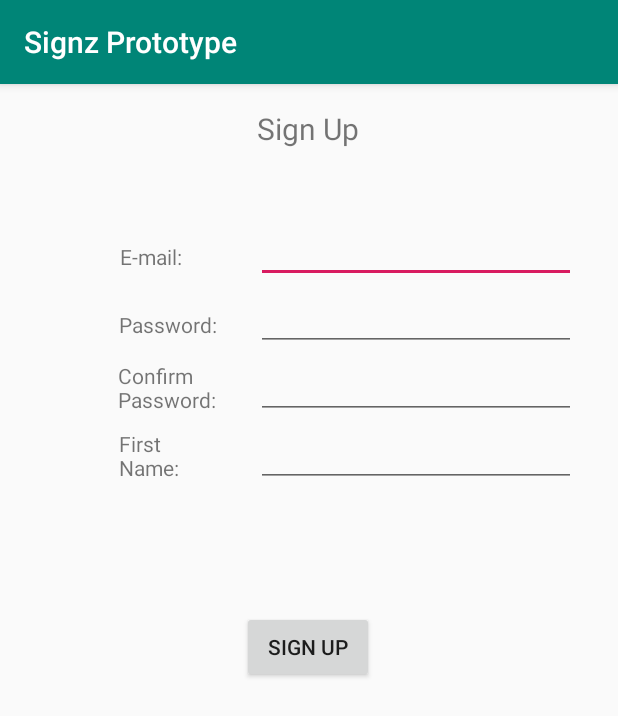
After one commit to Danne95/Signz, an Android app: the SignUpActivity screen opened directly, with no data from a screen before it, on a phone screen of 412 x 824 dp. The commit adds this screen. Shown: the top 716 px of the screen. Run offline under Robolectric (Android 15) with nearby library versions, the light colour scheme and no system bars; our stand-ins replace Firebase (no records; nobody signed in at launch, a user with empty details on screens opened directly).

Commit message:
SignIn+SignUp Activities

```diff
--- a/app/build.gradle
+++ b/app/build.gradle
@@ -32,6 +32,7 @@ dependencies {
     implementation 'com.google.firebase:firebase-ml-vision:24.0.0'
     implementation 'com.google.firebase:firebase-ml-vision-automl:18.0.2'
     implementation 'com.google.firebase:firebase-auth:19.2.0'
+    implementation 'com.google.firebase:firebase-firestore:21.3.0'
 
     testImplementation 'junit:junit:4.12'
     androidTestImplementation 'androidx.test:runner:1.2.0'
@@ -44,6 +45,7 @@ dependencies {
     annotationProcessor 'com.github.bumptech.glide:compiler:4.10.0'
 
     implementation 'de.hdodenhof:circleimageview:3.0.1'
+    implementation 'com.google.android.material:material:1.0.0'
 }
 
 apply plugin: 'com.google.gms.google-services'
--- /dev/null
+++ b/app/src/main/res/layout/activity_sign_up.xml
@@ -0,0 +1,129 @@
+<?xml version="1.0" encoding="utf-8"?>
+<androidx.constraintlayout.widget.ConstraintLayout xmlns:android="http://schemas.android.com/apk/res/android"
+    xmlns:app="http://schemas.android.com/apk/res-auto"
+    xmlns:tools="http://schemas.android.com/tools"
+    android:layout_width="match_parent"
+    android:layout_height="match_parent"
+    tools:context="com.example.hands_showprototype.SignUpActivity">
+
+    <TextView
+        android:id="@+id/signUpSign"
+        android:layout_width="wrap_content"
+        android:layout_height="wrap_content"
+        android:text="Sign Up"
+        android:textSize="20dp"
+        app:layout_constraintBottom_toBottomOf="parent"
+        app:layout_constraintEnd_toEndOf="parent"
+        app:layout_constraintHorizontal_bias="0.498"
+        app:layout_constraintStart_toStartOf="parent"
+        app:layout_constraintTop_toTopOf="parent"
+        app:layout_constraintVertical_bias="0.022" />
+
+    <TextView
+        android:id="@+id/E-mail"
+        android:layout_width="wrap_content"
+        android:layout_height="wrap_content"
+        android:layout_marginEnd="49dp"
+        android:text="E-mail:"
+        app:layout_constraintBottom_toBottomOf="@+id/emailInput"
+        app:layout_constraintEnd_toStartOf="@+id/emailInput"
+        app:layout_constraintTop_toTopOf="@+id/emailInput"
+        app:layout_constraintVertical_bias="0.690" />
+
+    <EditText
+        android:id="@+id/emailInput"
+        android:layout_width="wrap_content"
+        android:layout_height="wrap_content"
+        android:layout_marginEnd="28dp"
+        android:ems="10"
+        android:inputType="textEmailAddress"
+        app:layout_constraintBottom_toBottomOf="parent"
+        app:layout_constraintEnd_toEndOf="parent"
+        app:layout_constraintTop_toBottomOf="@+id/signUpSign"
+        app:layout_constraintVertical_bias="0.065" />
+
+    <TextView
+        android:id="@+id/Password"
+        android:layout_width="wrap_content"
+        android:layout_height="wrap_content"
+        android:layout_marginEnd="26dp"
+        android:text="Password:"
+        app:layout_constraintBottom_toBottomOf="@+id/passInput"
+        app:layout_constraintEnd_toStartOf="@+id/passInput"
+        app:layout_constraintTop_toTopOf="@+id/passInput"
+        app:layout_constraintVertical_bias="0.690" />
+
+    <EditText
+        android:id="@+id/passInput"
+        android:layout_width="wrap_content"
+        android:layout_height="wrap_content"
+        android:ems="10"
+        android:inputType="textPassword"
+        app:layout_constraintBottom_toBottomOf="parent"
+        app:layout_constraintEnd_toEndOf="@+id/emailInput"
+        app:layout_constraintHorizontal_bias="0.0"
+        app:layout_constraintStart_toStartOf="@+id/emailInput"
+        app:layout_constraintTop_toBottomOf="@+id/emailInput"
+        app:layout_constraintVertical_bias="0.0" />
+
+    <TextView
+        android:id="@+id/ConfirmPassword"
+        android:layout_width="66dp"
+        android:layout_height="wrap_content"
+        android:layout_marginEnd="26dp"
+        android:text="Confirm Password:"
+        app:layout_constraintBottom_toBottomOf="@+id/confPassInput"
+        app:layout_constraintEnd_toStartOf="@+id/confPassInput"
+        app:layout_constraintTop_toTopOf="@+id/confPassInput"
+        app:layout_constraintVertical_bias="0.690" />
+
+    <EditText
+        android:id="@+id/confPassInput"
+        android:layout_width="wrap_content"
+        android:layout_height="wrap_content"
+        android:layout_marginEnd="72dp"
+        android:ems="10"
+        android:inputType="textPassword"
+        app:layout_constraintEnd_toEndOf="@+id/passInput"
+        app:layout_constraintHorizontal_bias="0.0"
+        app:layout_constraintStart_toStartOf="@+id/passInput"
+        app:layout_constraintTop_toBottomOf="@+id/passInput" />
+
+    <TextView
+        android:id="@+id/firstName"
+        android:layout_width="41dp"
+        android:layout_height="wrap_content"
+        android:layout_marginEnd="50dp"
+        android:text="First Name:"
+        app:layout_constraintBottom_toBottomOf="@id/nameInput"
+        app:layout_constraintEnd_toStartOf="@+id/nameInput"
+        app:layout_constraintTop_toTopOf="@+id/nameInput"
+        app:layout_constraintVertical_bias="0.690" />
+
+    <EditText
+        android:id="@+id/nameInput"
+        android:layout_width="wrap_content"
+        android:layout_height="wrap_content"
+        android:ems="10"
+        android:inputType="textPersonName"
+        app:layout_constraintBottom_toBottomOf="parent"
+        app:layout_constraintEnd_toEndOf="@+id/confPassInput"
+        app:layout_constraintHorizontal_bias="0.0"
+        app:layout_constraintStart_toStartOf="@+id/confPassInput"
+        app:layout_constraintTop_toBottomOf="@+id/confPassInput"
+        app:layout_constraintVertical_bias="0.0" />
+
+    <Button
+        android:id="@+id/confirm"
+        android:layout_width="wrap_content"
+        android:layout_height="wrap_content"
+        android:onClick="SignUp"
+        android:text="Sign Up"
+        app:layout_constraintBottom_toBottomOf="parent"
+        app:layout_constraintEnd_toEndOf="parent"
+        app:layout_constraintHorizontal_bias="0.498"
+        app:layout_constraintStart_toStartOf="parent"
+        app:layout_constraintTop_toBottomOf="@+id/nameInput"
+        app:layout_constraintVertical_bias="0.183" />
+
+</androidx.constraintlayout.widget.ConstraintLayout>
```
Also changed, not shown: app/src/main/AndroidManifest.xml (+5 -4 lines), app/src/main/java/com/example/hands_showprototype/MainActivity.java (+52 -0 lines), app/src/main/java/com/example/hands_showprototype/SignInActivity.java (added, +69 -0 lines), app/src/main/java/com/example/hands_showprototype/SignUpActivity.java (added, +95 -0 lines), app/src/main/res/layout/activity_main.xml (+22 -0 lines), app/src/main/res/layout/activity_sign_in.xml (added, +82 -0 lines).
